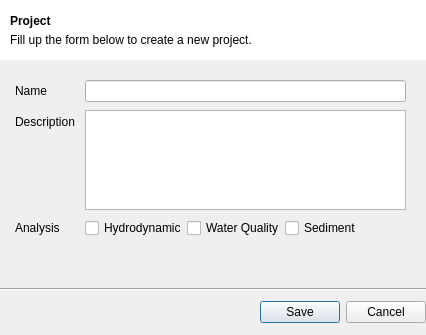
First picture: the form in include/ui/newprojectdialog.ui, repository IPH-ECO/iph-eco-gui, before the edit.
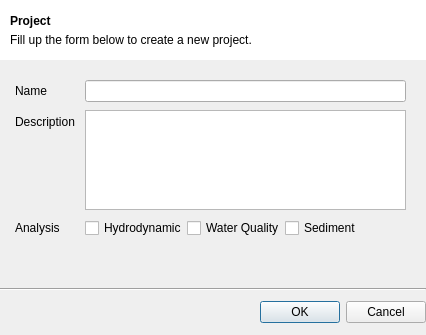
Second picture: the form after the edit.

```diff
--- a/include/ui/newprojectdialog.ui
+++ b/include/ui/newprojectdialog.ui
@@ -211,7 +211,7 @@
          </sizepolicy>
         </property>
         <property name="standardButtons">
-         <set>QDialogButtonBox::Cancel|QDialogButtonBox::Save</set>
+         <set>QDialogButtonBox::Cancel|QDialogButtonBox::Ok</set>
         </property>
        </widget>
       </item>
```
